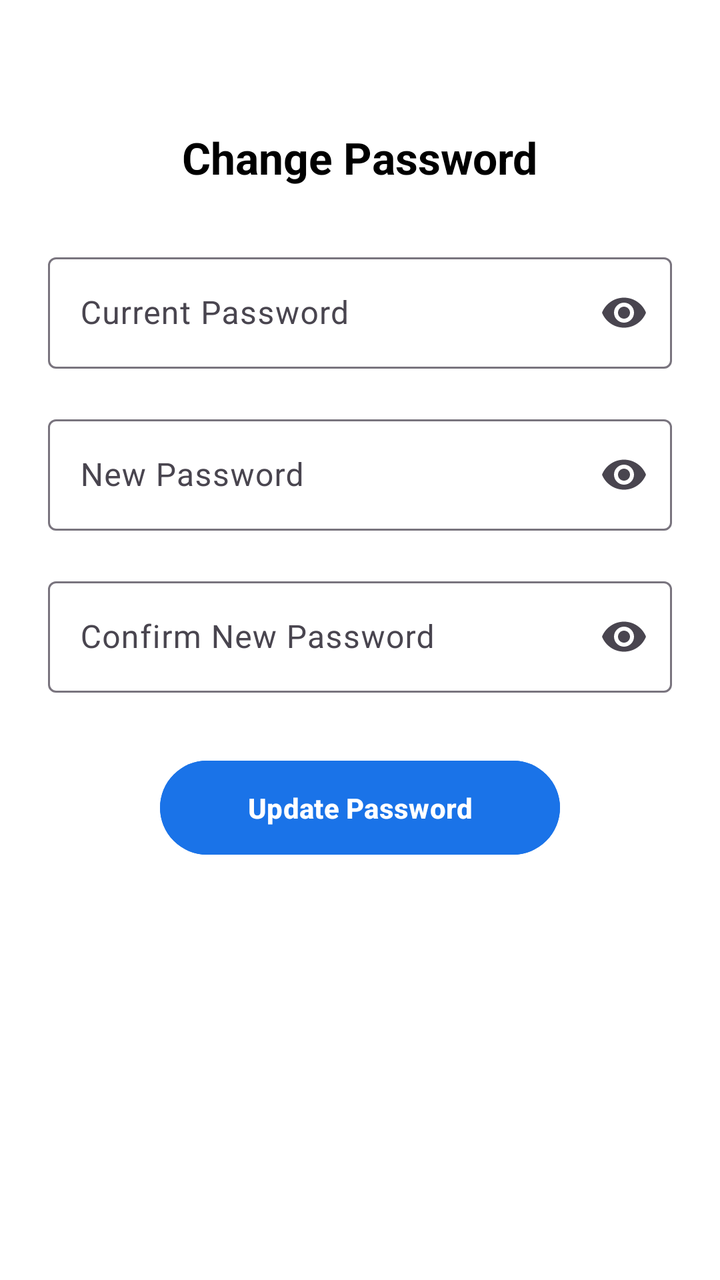
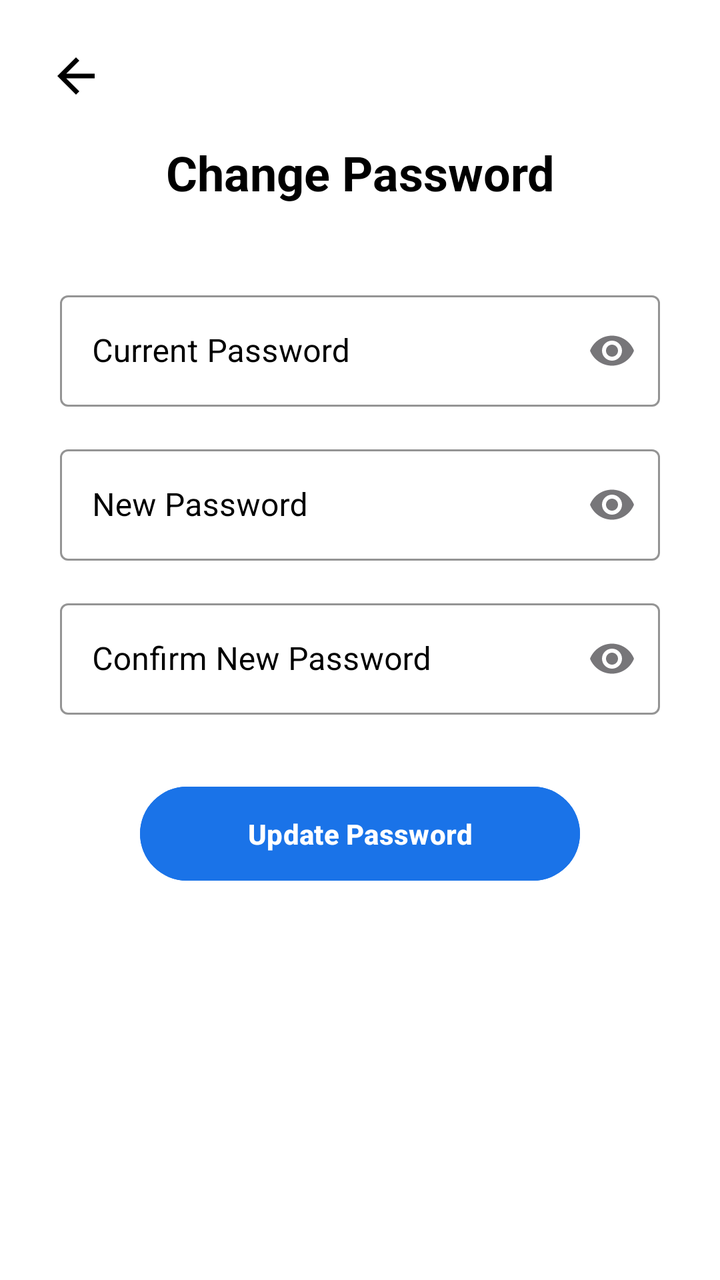

An Android layout rendered at two revisions. The XML below is the earlier revision; the diff shows what the commit changed to produce the second picture.
<!-- AndroidManifest.xml: application theme Theme.App -->
<!-- res/layout/activity_pass_change.xml -->
<?xml version="1.0" encoding="utf-8"?>
<androidx.constraintlayout.widget.ConstraintLayout
    xmlns:android="http://schemas.android.com/apk/res/android"
    xmlns:app="http://schemas.android.com/apk/res-auto"
    android:id="@+id/main"
    android:layout_width="match_parent"
    android:layout_height="match_parent"
    android:background="#FFFFFF"
    android:padding="24dp">

    
    <TextView
        android:id="@+id/title"
        android:layout_width="wrap_content"
        android:layout_height="wrap_content"
        android:text="Change Password"
        android:textSize="22sp"
        android:textStyle="bold"
        android:textColor="#000000"
        app:layout_constraintTop_toTopOf="parent"
        app:layout_constraintStart_toStartOf="parent"
        app:layout_constraintEnd_toEndOf="parent"
        android:layout_marginTop="40dp"/>

    
    <com.google.android.material.textfield.TextInputLayout
        android:id="@+id/currentPassLayout"
        android:layout_width="0dp"
        android:layout_height="wrap_content"
        android:hint="Current Password"
        app:endIconMode="password_toggle"
        app:layout_constraintTop_toBottomOf="@id/title"
        app:layout_constraintStart_toStartOf="parent"
        app:layout_constraintEnd_toEndOf="parent"
        android:layout_marginTop="30dp">

        <com.google.android.material.textfield.TextInputEditText
            android:id="@+id/currentPassword"
            android:layout_width="match_parent"
            android:layout_height="wrap_content"
            android:inputType="textPassword"/>
    </com.google.android.material.textfield.TextInputLayout>

    
    <com.google.android.material.textfield.TextInputLayout
        android:id="@+id/newPassLayout"
        android:layout_width="0dp"
        android:layout_height="wrap_content"
        android:hint="New Password"
        app:endIconMode="password_toggle"
        app:layout_constraintTop_toBottomOf="@id/currentPassLayout"
        app:layout_constraintStart_toStartOf="parent"
        app:layout_constraintEnd_toEndOf="parent"
        android:layout_marginTop="20dp">

        <com.google.android.material.textfield.TextInputEditText
            android:id="@+id/newPassword"
            android:layout_width="match_parent"
            android:layout_height="wrap_content"
            android:inputType="textPassword"/>
    </com.google.android.material.textfield.TextInputLayout>

    
    <com.google.android.material.textfield.TextInputLayout
        android:id="@+id/confirmPassLayout"
        android:layout_width="0dp"
        android:layout_height="wrap_content"
        android:hint="Confirm New Password"
        app:endIconMode="password_toggle"
        app:layout_constraintTop_toBottomOf="@id/newPassLayout"
        app:layout_constraintStart_toStartOf="parent"
        app:layout_constraintEnd_toEndOf="parent"
        android:layout_marginTop="20dp">

        <com.google.android.material.textfield.TextInputEditText
            android:id="@+id/confirmPassword"
            android:layout_width="match_parent"
            android:layout_height="wrap_content"
            android:inputType="textPassword"/>
    </com.google.android.material.textfield.TextInputLayout>

    
    <Button
        android:id="@+id/btnUpdatePassword"
        android:layout_width="200dp"
        android:layout_height="55dp"
        android:text="Update Password"
        android:textColor="#FFFFFF"
        android:backgroundTint="#1A73E8"
        android:textStyle="bold"
        app:layout_constraintTop_toBottomOf="@id/confirmPassLayout"
        app:layout_constraintStart_toStartOf="parent"
        app:layout_constraintEnd_toEndOf="parent"
        android:layout_marginTop="30dp"/>

</androidx.constraintlayout.widget.ConstraintLayout>
<!-- resources referenced by this layout -->
<resources>
  <style name="Theme.App" parent="Base.Theme.App" />
  <style name="Base.Theme.App" parent="Theme.Material3.DayNight.NoActionBar">
          <item name="colorPrimary">#1A73E8</item>
          <item name="android:statusBarColor">@android:color/transparent</item>
          <item name="android:navigationBarColor">@android:color/transparent</item>
  
  
      </style>
</resources>

<!-- the commit's change to res/layout/activity_pass_change.xml (unified diff, before → after) -->
@@ -2,11 +2,23 @@
 <androidx.constraintlayout.widget.ConstraintLayout
     xmlns:android="http://schemas.android.com/apk/res/android"
     xmlns:app="http://schemas.android.com/apk/res-auto"
-    android:id="@+id/main"
     android:layout_width="match_parent"
     android:layout_height="match_parent"
     android:background="#FFFFFF"
-    android:padding="24dp">
+    android:paddingStart="24dp"
+    android:paddingEnd="24dp">
+
+    
+    <ImageView
+        android:id="@+id/backBtn"
+        android:layout_width="28dp"
+        android:layout_height="28dp"
+        android:layout_marginTop="24dp"
+        android:src="@drawable/ic_back"
+        android:tint="#000000"
+        android:contentDescription="Back"
+        app:layout_constraintTop_toTopOf="parent"
+        app:layout_constraintStart_toStartOf="parent"/>
 
     
     <TextView
@@ -14,83 +26,98 @@
         android:layout_width="wrap_content"
         android:layout_height="wrap_content"
         android:text="Change Password"
-        android:textSize="22sp"
+        android:textSize="24sp"
         android:textStyle="bold"
         android:textColor="#000000"
+        android:layout_marginTop="70dp"
         app:layout_constraintTop_toTopOf="parent"
         app:layout_constraintStart_toStartOf="parent"
-        app:layout_constraintEnd_toEndOf="parent"
-        android:layout_marginTop="40dp"/>
+        app:layout_constraintEnd_toEndOf="parent"/>
 
     
     <com.google.android.material.textfield.TextInputLayout
         android:id="@+id/currentPassLayout"
-        android:layout_width="0dp"
+        android:layout_width="300dp"
         android:layout_height="wrap_content"
         android:hint="Current Password"
+        android:layout_marginTop="40dp"
         app:endIconMode="password_toggle"
+        android:textColorHint="@android:color/black"
+        style="@style/Widget.MaterialComponents.TextInputLayout.OutlinedBox"
+        app:boxStrokeColor="@android:color/black"
+        app:hintTextColor="@android:color/black"
         app:layout_constraintTop_toBottomOf="@id/title"
         app:layout_constraintStart_toStartOf="parent"
-        app:layout_constraintEnd_toEndOf="parent"
-        android:layout_marginTop="30dp">
+        app:layout_constraintEnd_toEndOf="parent">
 
         <com.google.android.material.textfield.TextInputEditText
             android:id="@+id/currentPassword"
             android:layout_width="match_parent"
             android:layout_height="wrap_content"
+            android:textColor="@android:color/black"
             android:inputType="textPassword"/>
     </com.google.android.material.textfield.TextInputLayout>
 
     
     <com.google.android.material.textfield.TextInputLayout
         android:id="@+id/newPassLayout"
-        android:layout_width="0dp"
+        android:layout_width="300dp"
         android:layout_height="wrap_content"
         android:hint="New Password"
+        android:layout_marginTop="16dp"
         app:endIconMode="password_toggle"
+        android:textColorHint="@android:color/black"
+        style="@style/Widget.MaterialComponents.TextInputLayout.OutlinedBox"
+        app:boxStrokeColor="@android:color/black"
+        app:hintTextColor="@android:color/black"
         app:layout_constraintTop_toBottomOf="@id/currentPassLayout"
         app:layout_constraintStart_toStartOf="parent"
-        app:layout_constraintEnd_toEndOf="parent"
-        android:layout_marginTop="20dp">
+        app:layout_constraintEnd_toEndOf="parent">
 
         <com.google.android.material.textfield.TextInputEditText
             android:id="@+id/newPassword"
             android:layout_width="match_parent"
             android:layout_height="wrap_content"
+            android:textColor="@android:color/black"
             android:inputType="textPassword"/>
     </com.google.android.material.textfield.TextInputLayout>
 
     
     <com.google.android.material.textfield.TextInputLayout
         android:id="@+id/confirmPassLayout"
-        android:layout_width="0dp"
+        android:layout_width="300dp"
         android:layout_height="wrap_content"
         android:hint="Confirm New Password"
+        android:layout_marginTop="16dp"
         app:endIconMode="password_toggle"
+        android:textColorHint="@android:color/black"
+        style="@style/Widget.MaterialComponents.TextInputLayout.OutlinedBox"
+        app:boxStrokeColor="@android:color/black"
+        app:hintTextColor="@android:color/black"
         app:layout_constraintTop_toBottomOf="@id/newPassLayout"
         app:layout_constraintStart_toStartOf="parent"
-        app:layout_constraintEnd_toEndOf="parent"
-        android:layout_marginTop="20dp">
+        app:layout_constraintEnd_toEndOf="parent">
 
         <com.google.android.material.textfield.TextInputEditText
             android:id="@+id/confirmPassword"
             android:layout_width="match_parent"
             android:layout_height="wrap_content"
+            android:textColor="@android:color/black"
             android:inputType="textPassword"/>
     </com.google.android.material.textfield.TextInputLayout>
 
     
     <Button
         android:id="@+id/btnUpdatePassword"
-        android:layout_width="200dp"
+        android:layout_width="220dp"
         android:layout_height="55dp"
+        android:layout_marginTop="32dp"
         android:text="Update Password"
+        android:textStyle="bold"
         android:textColor="#FFFFFF"
         android:backgroundTint="#1A73E8"
-        android:textStyle="bold"
         app:layout_constraintTop_toBottomOf="@id/confirmPassLayout"
         app:layout_constraintStart_toStartOf="parent"
-        app:layout_constraintEnd_toEndOf="parent"
-        android:layout_marginTop="30dp"/>
+        app:layout_constraintEnd_toEndOf="parent"/>
 
 </androidx.constraintlayout.widget.ConstraintLayout>
<!-- resource entries referenced after the edit -->
@@ -1,5 +1,11 @@
 <!-- resources referenced by this layout -->
 <resources>
+  <!-- drawable ic_back (drawable) -->
+  <vector xmlns:android="http://schemas.android.com/apk/res/android" android:autoMirrored="true" android:height="24dp" android:tint="#000000" android:viewportHeight="960" android:viewportWidth="960" android:width="24dp">
+        
+      <path android:fillColor="@android:color/white" android:pathData="M313,520L537,744L480,800L160,480L480,160L537,216L313,440L800,440L800,520L313,520Z"/>
+      
+  </vector>
   <style name="Theme.App" parent="Base.Theme.App" />
   <style name="Base.Theme.App" parent="Theme.Material3.DayNight.NoActionBar">
           <item name="colorPrimary">#1A73E8</item>
